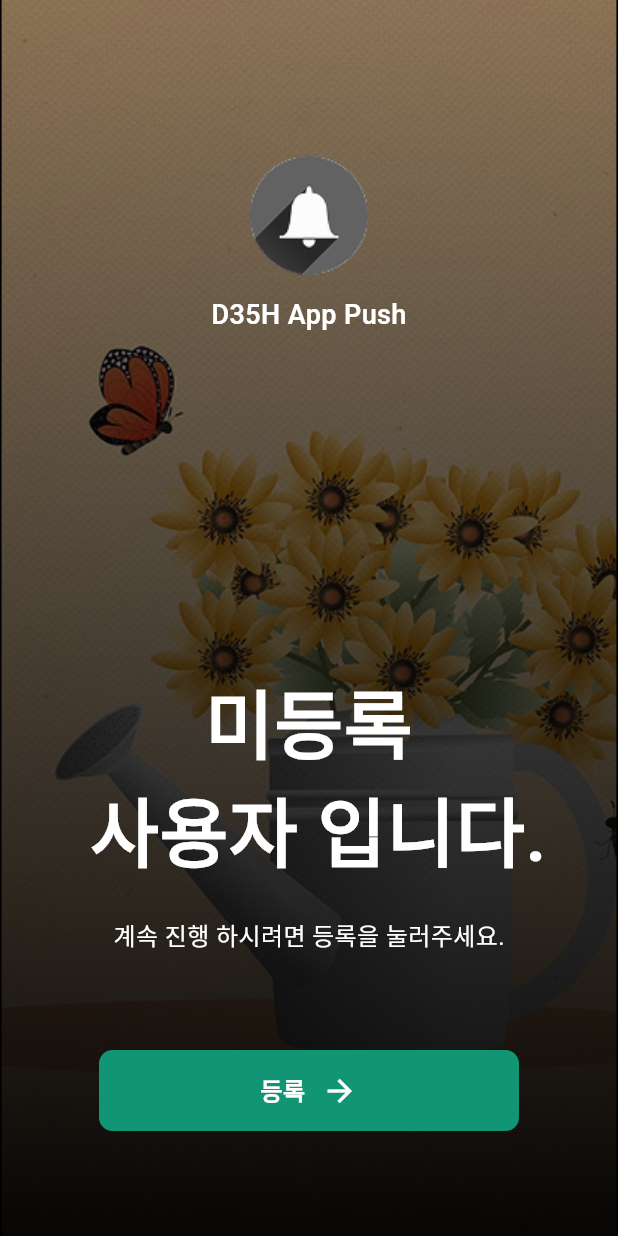
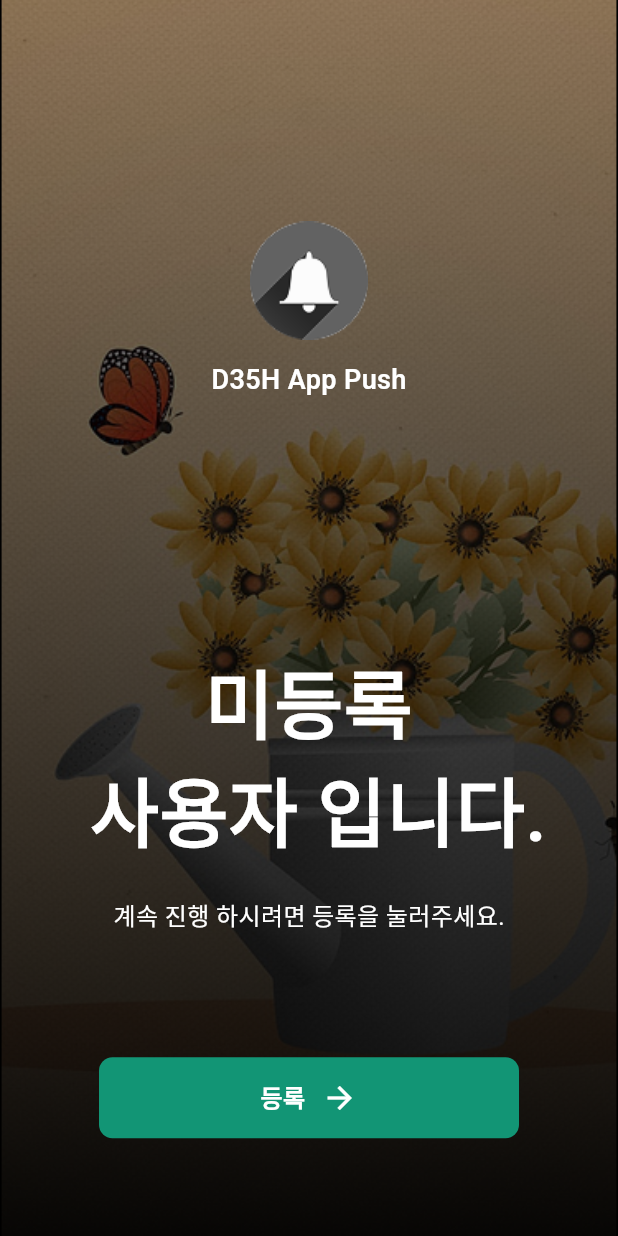
Before and after one commit to cowaymcnc4003/flutter-push-test, a Flutter app: the screen it shows after launch, on a phone screen of 412 x 824 dp. Run offline on Flutter 3.47's test engine with Material 3 defaults, Android fonts, the phone set to English and light mode, and no system bars; our stand-ins replace firebase_core, firebase_messaging, go_router, permission_handler; accounts and stored records are empty.

Commit message:
인트로화면 / height가 작은 화면에서 등록 버튼 깨지는 현상 수정

```diff
--- a/lib/presentation/intro/intro_screen.dart
+++ b/lib/presentation/intro/intro_screen.dart
@@ -21,27 +21,22 @@ class IntroScreen extends StatelessWidget {
           ),
           Align(
             child: Column(
+              mainAxisSize: MainAxisSize.min,
               children: [
-                const SizedBox(
-                  height: 104,
-                ),
+                SizedBox(height: MediaQuery.of(context).size.height * 0.1),
                 Image.asset(
                   "assets/image/intro_bell.png",
                   width: 79,
                   height: 79,
                 ),
-                const SizedBox(
-                  height: 14,
-                ),
+                const SizedBox(height: 14),
                 Text(
                   "D35H App Push",
                   style: TextStyles.mediumTextBold.copyWith(
                     color: ColorStyle.white,
                   ),
                 ),
-                const SizedBox(
-                  height: 222,
-                ),
+                SizedBox(height: MediaQuery.of(context).size.height * 0.2),
                 SizedBox(
                   width: 341,
                   child: Text(
@@ -52,17 +47,14 @@ class IntroScreen extends StatelessWidget {
                     ),
                   ),
                 ),
-                const SizedBox(
-                  height: 20,
-                ),
+                const SizedBox(height: 20),
                 Text(
                   "계속 진행 하시려면 등록을 눌러주세요.",
-                  style: TextStyles.normalTextRegular
-                      .copyWith(color: Colors.white),
+                  style: TextStyles.normalTextRegular.copyWith(
+                    color: Colors.white,
+                  ),
                 ),
-                const SizedBox(
-                  height: 64,
-                ),
+                SizedBox(height: MediaQuery.of(context).size.height * 0.1),
                 Padding(
                   padding: const EdgeInsets.symmetric(horizontal: 66),
                   child: MediumButton(
```
